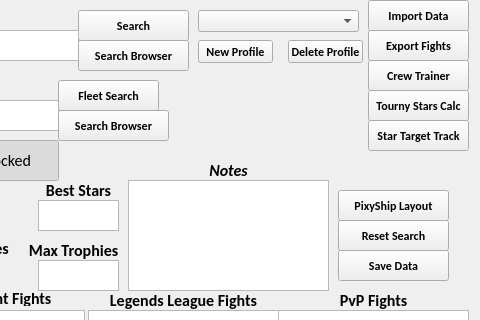
Old version of the form _internal/pss-ttt.ui in the repository arraken/pss-ttt; both pictures show x 112 to 592 and y 0 to 320 of the 592 by 597 pixel window.
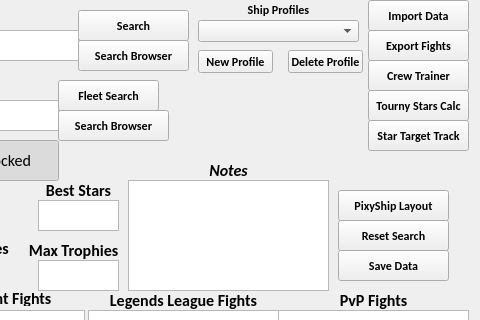
New version of the form.

```diff
--- a/_internal/pss-ttt.ui
+++ b/_internal/pss-ttt.ui
@@ -779,7 +779,7 @@
     <property name="geometry">
      <rect>
       <x>310</x>
-      <y>10</y>
+      <y>20</y>
       <width>161</width>
       <height>22</height>
      </rect>
@@ -789,7 +789,7 @@
     <property name="geometry">
      <rect>
       <x>310</x>
-      <y>40</y>
+      <y>50</y>
       <width>75</width>
       <height>23</height>
      </rect>
@@ -809,7 +809,7 @@
     <property name="geometry">
      <rect>
       <x>400</x>
-      <y>40</y>
+      <y>50</y>
       <width>75</width>
       <height>23</height>
      </rect>
@@ -825,6 +825,29 @@
      <string>Delete Profile</string>
     </property>
    </widget>
+   <widget class="QLabel" name="label_2">
+    <property name="geometry">
+     <rect>
+      <x>310</x>
+      <y>0</y>
+      <width>161</width>
+      <height>20</height>
+     </rect>
+    </property>
+    <property name="font">
+     <font>
+      <pointsize>9</pointsize>
+      <weight>75</weight>
+      <bold>true</bold>
+     </font>
+    </property>
+    <property name="text">
+     <string>Ship Profiles</string>
+    </property>
+    <property name="alignment">
+     <set>Qt::AlignCenter</set>
+    </property>
+   </widget>
   </widget>
   <widget class="QStatusBar" name="statusbar">
    <property name="sizeGripEnabled">
```
